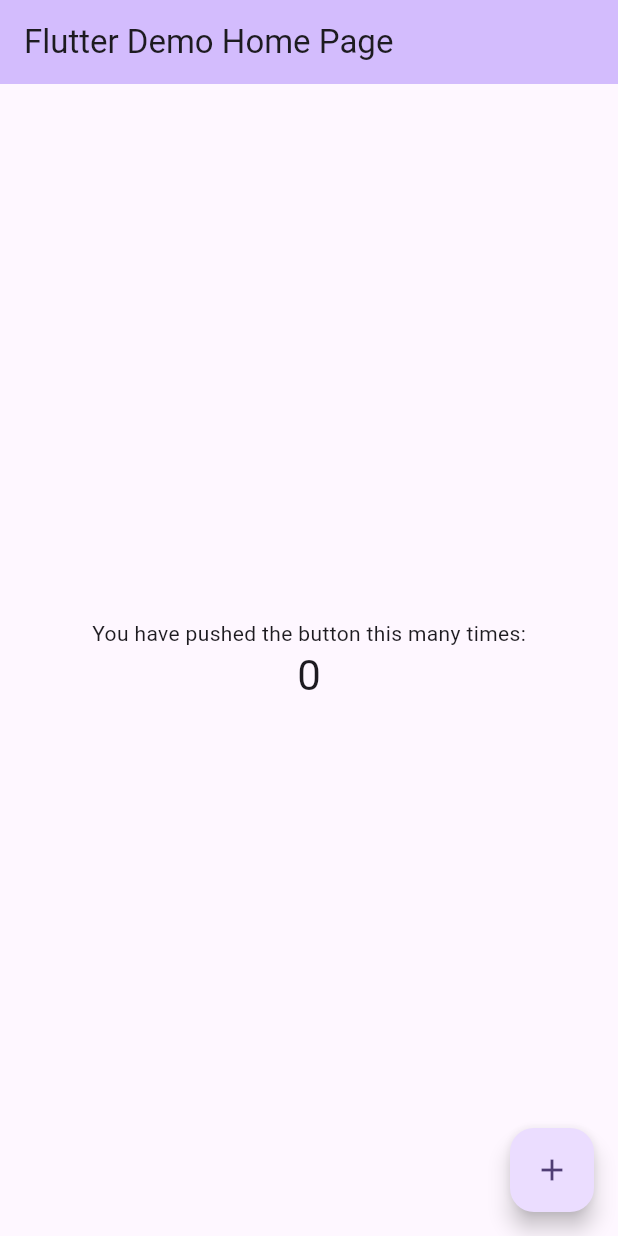
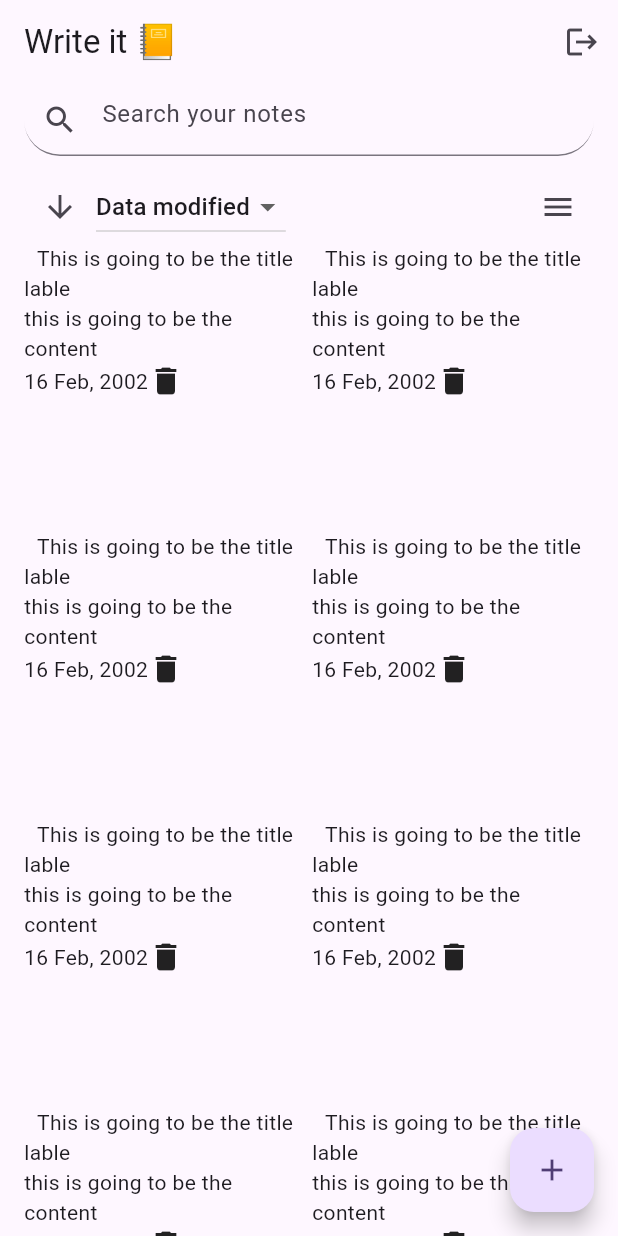
Before and after one commit to siddhartha1104/write_it, a Flutter app: the screen it shows after launch, on a phone screen of 412 x 824 dp. Run offline on Flutter 3.47's test engine with Material 3 defaults, Android fonts, the phone set to English and light mode, and no system bars.

Commit message:
Grideview added

```diff
--- /dev/null
+++ b/lib/home_page.dart
@@ -0,0 +1,113 @@
+import 'package:flutter/material.dart';
+import 'package:flutter/widgets.dart';
+
+class HomePage extends StatefulWidget {
+  const HomePage({super.key});
+
+  @override
+  State<HomePage> createState() => _HomePageState();
+}
+
+class _HomePageState extends State<HomePage> {
+  final List<String> dropDownOptions = ['Data modified', 'Date created'];
+  late String dropDownValue = dropDownOptions.first;
+  @override
+  Widget build(BuildContext context) {
+    return Scaffold(
+      appBar: AppBar(
+        title: const Text("Write it 📒"),
+        actions: [
+          //=====logout button=======
+          IconButton(
+            onPressed: () {},
+            icon: const Icon(Icons.logout),
+          )
+        ],
+      ),
+      body: Padding(
+        padding: const EdgeInsets.only(left: 16, right: 16),
+        child: Column(
+          children: [
+            ////=====Search bar=========
+            TextField(
+              decoration: InputDecoration(
+                hintText: 'Search your notes',
+                prefixIcon: const Icon(Icons.search),
+                border: UnderlineInputBorder(
+                    borderRadius: BorderRadius.circular(50)),
+              ),
+            ),
+            const SizedBox(height: 10),
+            Row(
+              children: [
+                IconButton(
+                  onPressed: () {},
+                  icon: const Icon(Icons.arrow_downward),
+                ),
+
+                //=====Dropdown (short datemodified, datecreated)=======
+                DropdownButton(
+                  value: dropDownValue,
+                  items: dropDownOptions
+                      .map((e) => DropdownMenuItem(
+                            value: e,
+                            child: Text(e),
+                          ))
+                      .toList(),
+                  onChanged: (newValue) {
+                    setState(() {
+                      dropDownValue = newValue!;
+                    });
+                  },
+                ),
+                const Spacer(),
+                //======Menu Button (list or Grid mode)=========
+                IconButton(
+                  onPressed: () {},
+                  icon: const Icon(Icons.menu),
+                ),
+              ],
+            ),
+
+            //Gride View
+            Expanded(
+              child: GridView.builder(
+                  gridDelegate: const SliverGridDelegateWithFixedCrossAxisCount(
+                    crossAxisCount: 2,
+                    crossAxisSpacing: 4,
+                    mainAxisSpacing: 4,
+                  ),
+                  itemBuilder: (context, int index) {
+                    return Container(
+                      child: Column(
+                        children: [
+                          const Text("This is going to be the title"),
+                          Row(
+                            children: [
+                              Container(
+                                child: const Text("lable"),
+                              )
+                            ],
+                          ),
+                          const Text("this is going to be the content"),
+                          const Row(
+                            children: [
+                              Text("16 Feb, 2002"),
+                              Icon(Icons.delete)
+                            ],
+                          )
+                        ],
+                      ),
+                    );
+                  }),
+            )
+          ],
+        ),
+      ),
+      floatingActionButton: FloatingActionButton(
+        onPressed: () {},
+        child: const Icon(Icons.add),
+      ),
+    );
+  }
+}
--- a/lib/main.dart
+++ b/lib/main.dart
@@ -1,4 +1,5 @@
 import 'package:flutter/material.dart';
+import 'package:write_it/home_page.dart';
 
 void main() {
   runApp(const MyApp());
@@ -7,119 +8,16 @@ void main() {
 class MyApp extends StatelessWidget {
   const MyApp({super.key});
 
-  // This widget is the root of your application.
   @override
   Widget build(BuildContext context) {
     return MaterialApp(
-      title: 'Flutter Demo',
+      debugShowCheckedModeBanner: false,
+      title: 'Write it',
       theme: ThemeData(
-        // This is the theme of your application.
-        //
-        // TRY THIS: Try running your application with "flutter run". You'll see
-        // the application has a purple toolbar. Then, without quitting the app,
-        // try changing the seedColor in the colorScheme below to Colors.green
-        // and then invoke "hot reload" (save your changes or press the "hot
-        // reload" button in a Flutter-supported IDE, or press "r" if you used
-        // the command line to start the app).
-        //
-        // Notice that the counter didn't reset back to zero; the application
-        // state is not lost during the reload. To reset the state, use hot
-        // restart instead.
-        //
-        // This works for code too, not just values: Most code changes can be
-        // tested with just a hot reload.
         colorScheme: ColorScheme.fromSeed(seedColor: Colors.deepPurple),
         useMaterial3: true,
       ),
-      home: const MyHomePage(title: 'Flutter Demo Home Page'),
+      home: const HomePage(),
     );
   }
 }
-
-class MyHomePage extends StatefulWidget {
-  const MyHomePage({super.key, required this.title});
-
-  // This widget is the home page of your application. It is stateful, meaning
-  // that it has a State object (defined below) that contains fields that affect
-  // how it looks.
-
-  // This class is the configuration for the state. It holds the values (in this
-  // case the title) provided by the parent (in this case the App widget) and
-  // used by the build method of the State. Fields in a Widget subclass are
-  // always marked "final".
-
-  final String title;
-
-  @override
-  State<MyHomePage> createState() => _MyHomePageState();
-}
-
-class _MyHomePageState extends State<MyHomePage> {
-  int _counter = 0;
-
-  void _incrementCounter() {
-    setState(() {
-      // This call to setState tells the Flutter framework that something has
-      // changed in this State, which causes it to rerun the build method below
-      // so that the display can reflect the updated values. If we changed
-      // _counter without calling setState(), then the build method would not be
-      // called again, and so nothing would appear to happen.
-      _counter++;
-    });
-  }
-
-  @override
-  Widget build(BuildContext context) {
-    // This method is rerun every time setState is called, for instance as done
-    // by the _incrementCounter method above.
-    //
-    // The Flutter framework has been optimized to make rerunning build methods
-    // fast, so that you can just rebuild anything that needs updating rather
-    // than having to individually change instances of widgets.
-    return Scaffold(
-      appBar: AppBar(
-        // TRY THIS: Try changing the color here to a specific color (to
-        // Colors.amber, perhaps?) and trigger a hot reload to see the AppBar
-        // change color while the other colors stay the same.
-        backgroundColor: Theme.of(context).colorScheme.inversePrimary,
-        // Here we take the value from the MyHomePage object that was created by
-        // the App.build method, and use it to set our appbar title.
-        title: Text(widget.title),
-      ),
-      body: Center(
-        // Center is a layout widget. It takes a single child and positions it
-        // in the middle of the parent.
-        child: Column(
-          // Column is also a layout widget. It takes a list of children and
-          // arranges them vertically. By default, it sizes itself to fit its
-          // children horizontally, and tries to be as tall as its parent.
-          //
-          // Column has various properties to control how it sizes itself and
-          // how it positions its children. Here we use mainAxisAlignment to
-          // center the children vertically; the main axis here is the vertical
-          // axis because Columns are vertical (the cross axis would be
-          // horizontal).
-          //
-          // TRY THIS: Invoke "debug painting" (choose the "Toggle Debug Paint"
-          // action in the IDE, or press "p" in the console), to see the
-          // wireframe for each widget.
-          mainAxisAlignment: MainAxisAlignment.center,
-          children: <Widget>[
-            const Text(
-              'You have pushed the button this many times:',
-            ),
-            Text(
-              '$_counter',
-              style: Theme.of(context).textTheme.headlineMedium,
-            ),
-          ],
-        ),
-      ),
-      floatingActionButton: FloatingActionButton(
-        onPressed: _incrementCounter,
-        tooltip: 'Increment',
-        child: const Icon(Icons.add),
-      ), // This trailing comma makes auto-formatting nicer for build methods.
-    );
-  }
-}
```
